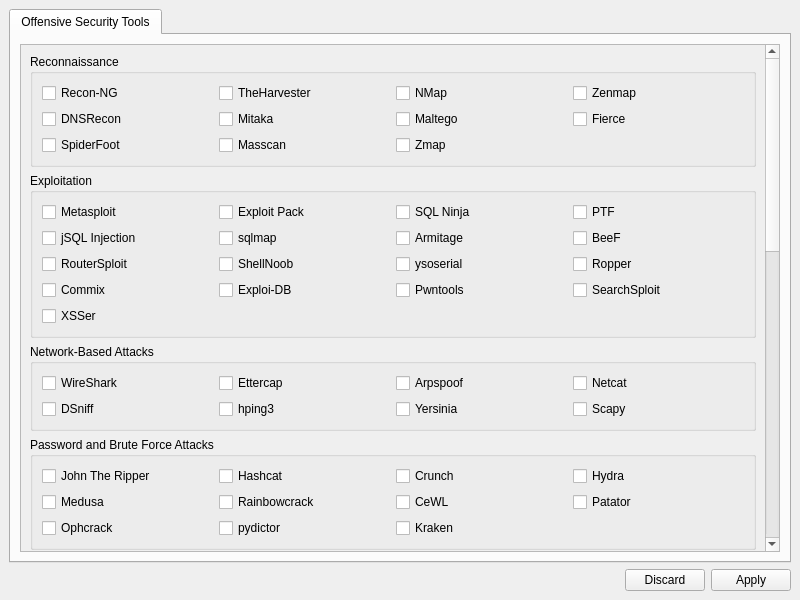
Qt form snigdhaosfalcon.ui (Snigdha-OS/snigdhaos-falcon) before a commit.
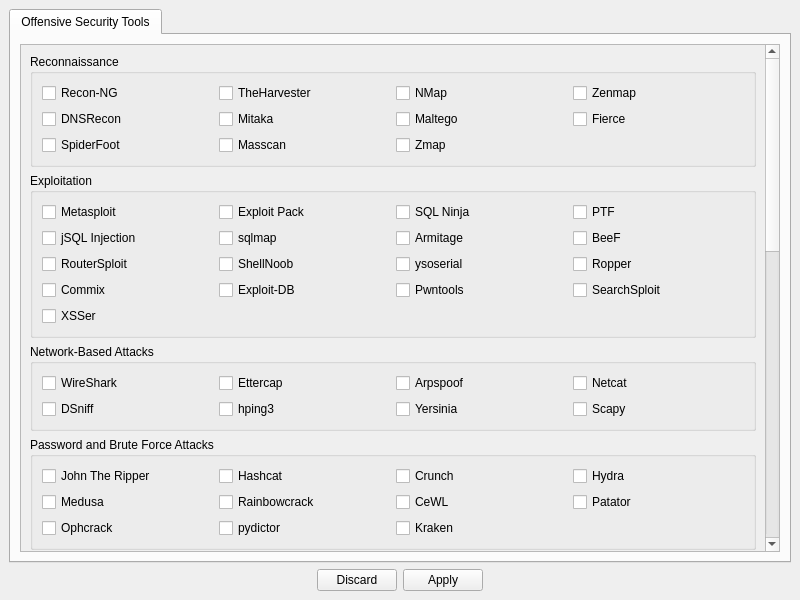
The same form after that commit. Icons and pictures are not drawn.

The edit to the form file:
```diff
--- a/snigdhaosfalcon.ui
+++ b/snigdhaosfalcon.ui
@@ -20,6 +20,9 @@
       <property name="standardButtons">
        <set>QDialogButtonBox::StandardButton::Apply|QDialogButtonBox::StandardButton::Discard</set>
       </property>
+      <property name="centerButtons">
+       <bool>true</bool>
+      </property>
      </widget>
     </item>
     <item row="0" column="0">
@@ -42,8 +45,8 @@
             <rect>
              <x>0</x>
              <y>0</y>
-             <width>804</width>
-             <height>2101</height>
+             <width>744</width>
+             <height>2125</height>
             </rect>
            </property>
            <layout class="QGridLayout" name="gridLayout_6">
@@ -395,7 +398,7 @@
                <item row="3" column="1">
                 <widget class="QCheckBox" name="checkBox">
                  <property name="text">
-                  <string>Exploi-DB</string>
+                  <string>Exploit-DB</string>
                  </property>
                  <property name="icon">
                   <iconset theme="package-x-generic"/>
```
Left out of the diff: 241 changed lines with no effect on the pictures.
